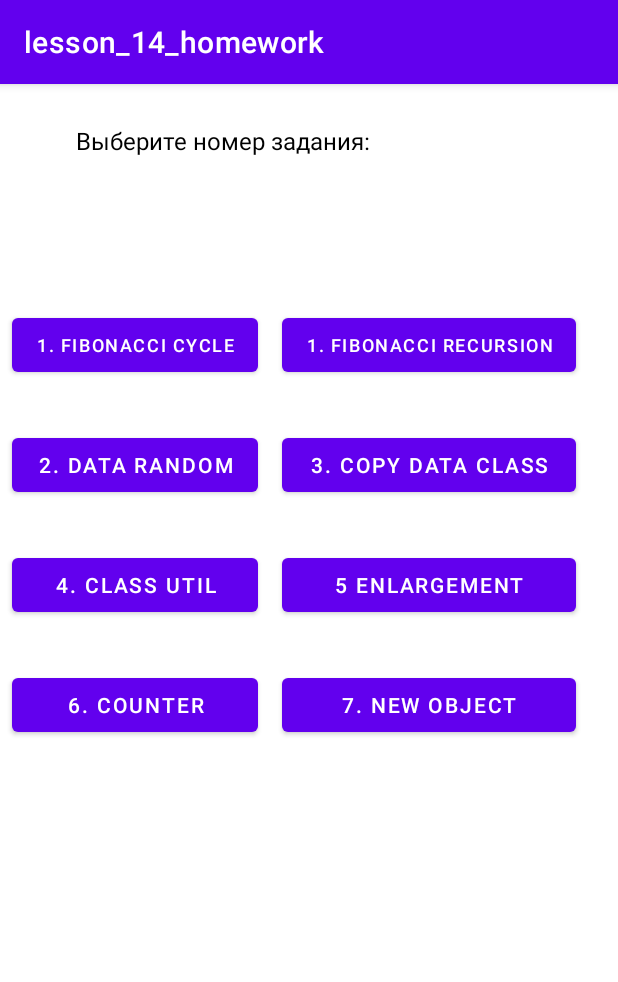
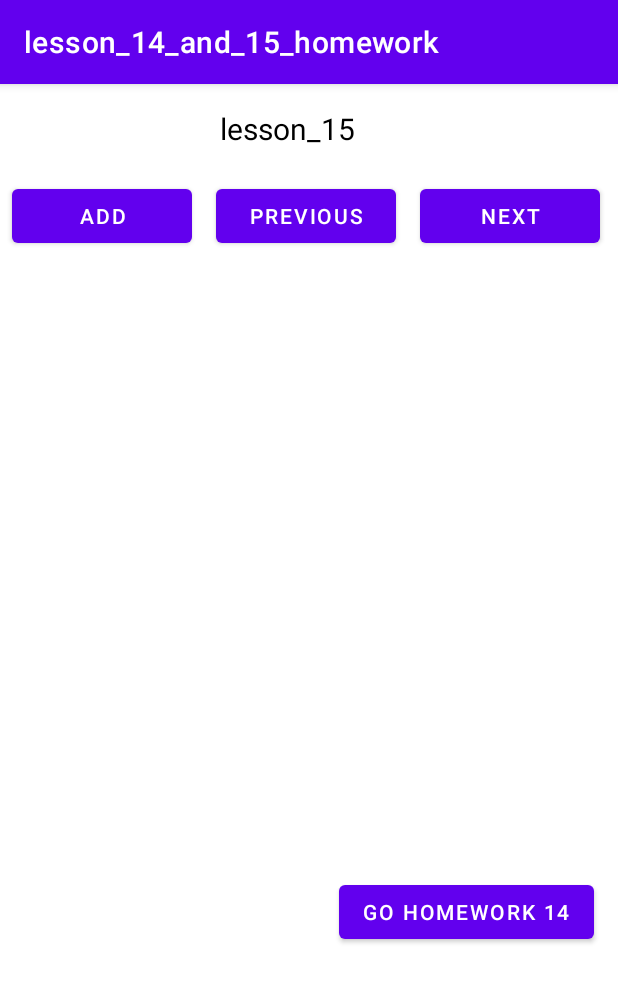
Before and after one commit to Svirido/lesson_14_homework, an Android app: the screen it shows after launch (MainActivity before the commit, MainActivity2 after it), on a phone screen of 412 x 824 dp. Shown: the top 982 px of the screen. Run offline under Robolectric (Android 15) with nearby library versions, the phone set to English and light mode, and no system bars.

Commit message:
task lesson 15

```diff
--- a/app/src/main/AndroidManifest.xml
+++ b/app/src/main/AndroidManifest.xml
@@ -11,6 +11,10 @@
         android:theme="@style/Theme.Lesson_14_homework">
         <activity
             android:name=".MainActivity"
+            android:exported="false" />
+
+        <activity
+            android:name=".MainActivity2"
             android:exported="true">
             <intent-filter>
                 <action android:name="android.intent.action.MAIN" />
--- /dev/null
+++ b/app/src/main/java/com/example/lesson_14_homework/BigFourCheeses.kt
@@ -0,0 +1,4 @@
+package com.example.lesson_14_homework
+
+class BigFourCheeses : BigPizza () {
+}
--- /dev/null
+++ b/app/src/main/java/com/example/lesson_14_homework/BigNeapolitan.kt
@@ -0,0 +1,4 @@
+package com.example.lesson_14_homework
+
+class BigNeapolitan : BigPizza () {
+}
--- /dev/null
+++ b/app/src/main/java/com/example/lesson_14_homework/BigPizza.kt
@@ -0,0 +1,4 @@
+package com.example.lesson_14_homework
+
+open class BigPizza : Pizza() {
+}
--- /dev/null
+++ b/app/src/main/java/com/example/lesson_14_homework/SmallMargarita.kt
@@ -0,0 +1,5 @@
+package com.example.lesson_14_homework
+
+class SmallMargarita : SmallPizza() {
+
+}
--- /dev/null
+++ b/app/src/main/java/com/example/lesson_14_homework/SmallPizza.kt
@@ -0,0 +1,5 @@
+package com.example.lesson_14_homework
+
+open class SmallPizza : Pizza() {
+
+}
--- /dev/null
+++ b/app/src/main/java/com/example/lesson_14_homework/SmallSicilian.kt
@@ -0,0 +1,5 @@
+package com.example.lesson_14_homework
+
+class SmallSicilian : SmallPizza () {
+
+}
--- /dev/null
+++ b/app/src/main/res/layout/activity_main2.xml
@@ -0,0 +1,145 @@
+<?xml version="1.0" encoding="utf-8"?>
+<androidx.constraintlayout.widget.ConstraintLayout xmlns:android="http://schemas.android.com/apk/res/android"
+    xmlns:app="http://schemas.android.com/apk/res-auto"
+    xmlns:tools="http://schemas.android.com/tools"
+    android:layout_width="match_parent"
+    android:layout_height="match_parent"
+    tools:context=".MainActivity2">
+
+    <TextView
+        android:id="@+id/textView2"
+        android:layout_width="wrap_content"
+        android:layout_height="wrap_content"
+        android:layout_marginTop="16dp"
+        android:text="lesson_15"
+        android:textColor="@color/black"
+        android:textSize="20sp"
+        app:layout_constraintEnd_toEndOf="parent"
+        app:layout_constraintHorizontal_bias="0.456"
+        app:layout_constraintStart_toStartOf="parent"
+        app:layout_constraintTop_toTopOf="parent" />
+
+    <Button
+        android:id="@+id/button8"
+        android:layout_width="wrap_content"
+        android:layout_height="wrap_content"
+        android:layout_marginTop="528dp"
+        android:onClick="gohomework14"
+        android:text="go homework 14"
+        app:layout_constraintEnd_toEndOf="parent"
+        app:layout_constraintHorizontal_bias="0.933"
+        app:layout_constraintStart_toStartOf="parent"
+        app:layout_constraintTop_toTopOf="parent" />
+
+    <Button
+        android:id="@+id/button9"
+        android:layout_width="120dp"
+        android:layout_height="wrap_content"
+        android:layout_marginStart="8dp"
+        android:layout_marginTop="64dp"
+        android:onClick="add"
+        android:text="@string/add"
+        app:layout_constraintStart_toStartOf="parent"
+        app:layout_constraintTop_toTopOf="parent" />
+
+    <Button
+        android:id="@+id/buttonPrevision"
+        android:layout_width="120dp"
+        android:layout_height="wrap_content"
+        android:layout_marginStart="16dp"
+        android:onClick="previous"
+        android:text="@string/previous"
+        app:layout_constraintStart_toEndOf="@+id/button9"
+        app:layout_constraintTop_toTopOf="@+id/button9" />
+
+    <Button
+        android:id="@+id/buttonNext"
+        android:layout_width="120dp"
+        android:layout_height="wrap_content"
+        android:layout_marginStart="16dp"
+        android:onClick="next1"
+        android:text="@string/next"
+        app:layout_constraintStart_toEndOf="@+id/buttonPrevision"
+        app:layout_constraintTop_toTopOf="@+id/buttonPrevision" />
+
+    <TextView
+        android:id="@+id/textViewOut"
+        android:layout_width="300dp"
+        android:layout_height="wrap_content"
+        android:layout_marginTop="32dp"
+        android:textColor="@color/black"
+        android:textSize="18dp"
+        app:layout_constraintEnd_toEndOf="parent"
+        app:layout_constraintHorizontal_bias="0.498"
+        app:layout_constraintStart_toStartOf="parent"
+        app:layout_constraintTop_toBottomOf="@+id/buttonPrevision" />
+
+    <TextView
+        android:id="@+id/textAdd"
+        android:layout_width="wrap_content"
+        android:layout_height="wrap_content"
+        android:layout_marginStart="20dp"
+        android:layout_marginTop="68dp"
+        android:text="@string/infoAdd"
+        android:textColor="@color/black"
+        android:textSize="16sp"
+        android:visibility="invisible"
+        app:layout_constraintStart_toStartOf="parent"
+        app:layout_constraintTop_toBottomOf="@+id/textViewOut" />
+
+    <Button
+        android:id="@+id/buttonBigFourCheeses"
+        android:layout_width="350dp"
+        android:layout_height="wrap_content"
+        android:layout_marginStart="8dp"
+        android:layout_marginTop="16dp"
+        android:onClick="addBigFourCheeses"
+        android:text="@string/BigFourCheeses"
+        android:visibility="invisible"
+        app:layout_constraintStart_toStartOf="parent"
+        app:layout_constraintTop_toBottomOf="@+id/textAdd" />
+
+    <Button
+        android:id="@+id/buttonBigNeapolitan"
+        android:layout_width="350dp"
+        android:layout_height="wrap_content"
+        android:layout_marginTop="8dp"
+        android:onClick="addBigNeapolitan"
+        android:text="@string/BigNeapolitan"
+        android:visibility="invisible"
+        app:layout_constraintStart_toStartOf="@+id/buttonBigFourCheeses"
+        app:layout_constraintTop_toBottomOf="@+id/buttonBigFourCheeses" />
+
+    <Button
+        android:id="@+id/buttonSmallSicilian"
+        android:layout_width="350dp"
+        android:layout_height="wrap_content"
+        android:layout_marginTop="8dp"
+        android:onClick="addSmallSicilian"
+        android:text="@string/SmallSicilian"
+        android:visibility="invisible"
+        app:layout_constraintStart_toStartOf="@+id/buttonBigNeapolitan"
+        app:layout_constraintTop_toBottomOf="@+id/buttonBigNeapolitan" />
+
+    <Button
+        android:id="@+id/buttonSmallMargarita"
+        android:layout_width="350dp"
+        android:layout_height="wrap_content"
+        android:layout_marginTop="8dp"
+        android:onClick="addSmallMargarita"
+        android:text="@string/SmallMargarita"
+        android:visibility="invisible"
+        app:layout_constraintStart_toStartOf="@+id/buttonSmallSicilian"
+        app:layout_constraintTop_toBottomOf="@+id/buttonSmallSicilian" />
+
+    <Button
+        android:id="@+id/buttonDelete"
+        android:layout_width="120dp"
+        android:layout_height="wrap_content"
+        android:layout_marginTop="96dp"
+        android:onClick="delete"
+        android:text="@string/delete"
+        android:visibility="invisible"
+        app:layout_constraintStart_toStartOf="@+id/buttonNext"
+        app:layout_constraintTop_toBottomOf="@+id/buttonNext" />
+</androidx.constraintlayout.widget.ConstraintLayout>
--- a/app/src/main/res/values/strings.xml
+++ b/app/src/main/res/values/strings.xml
@@ -1,6 +1,6 @@
 <resources>
 
-    <string name="app_name">lesson_14_homework</string>
+    <string name="app_name">lesson_14_and_15_homework</string>
     // кнопки
     <string name="Fibonacci_cycle">1. Fibonacci cycle</string>
     <string name="Fibonacci_recursion">1. Fibonacci recursion</string>
@@ -22,4 +22,15 @@
     <string name="info6">6. Количество нажатий:</string>
     <string name="info7">7. Генерация нового объекта data class:</string>
 
+    // кнопки lesson 15
+    <string name="add">add</string>
+    <string name="previous">previous</string>
+    <string name="next">next</string>
+    <string name="infoAdd">Что добавляем?</string>
+    <string name="BigNeapolitan">Большая неаполитанская пицца</string>
+    <string name="BigFourCheeses">Большая пицца четыри сыра</string>
+    <string name="SmallMargarita">Маленькая пицца маргарита</string>
+    <string name="SmallSicilian">Маленькая сицилийская пицца</string>
+    <string name="delete">delete</string>
+
 </resources>
--- a/build.gradle
+++ b/build.gradle
@@ -6,7 +6,7 @@ buildscript {
     }
     dependencies {
         classpath "com.android.tools.build:gradle:7.0.3"
-        classpath "org.jetbrains.kotlin:kotlin-gradle-plugin:1.5.20"
+        classpath 'org.jetbrains.kotlin:kotlin-gradle-plugin:1.6.0'
 
         // NOTE: Do not place your application dependencies here; they belong
         // in the individual module build.gradle files
```
Also changed, not shown: app/src/main/java/com/example/lesson_14_homework/MainActivity.kt (+7 -0 lines), app/src/main/java/com/example/lesson_14_homework/MainActivity2.kt (added, +111 -0 lines), app/src/main/java/com/example/lesson_14_homework/Pizza.kt (added, +8 -0 lines), app/src/main/java/com/example/lesson_14_homework/PizzaSingleton.kt (added, +7 -0 lines), app/src/main/java/com/example/lesson_14_homework/Util.kt (added, +8 -0 lines), app/src/main/res/layout/activity_main.xml (+13 -0 lines).
